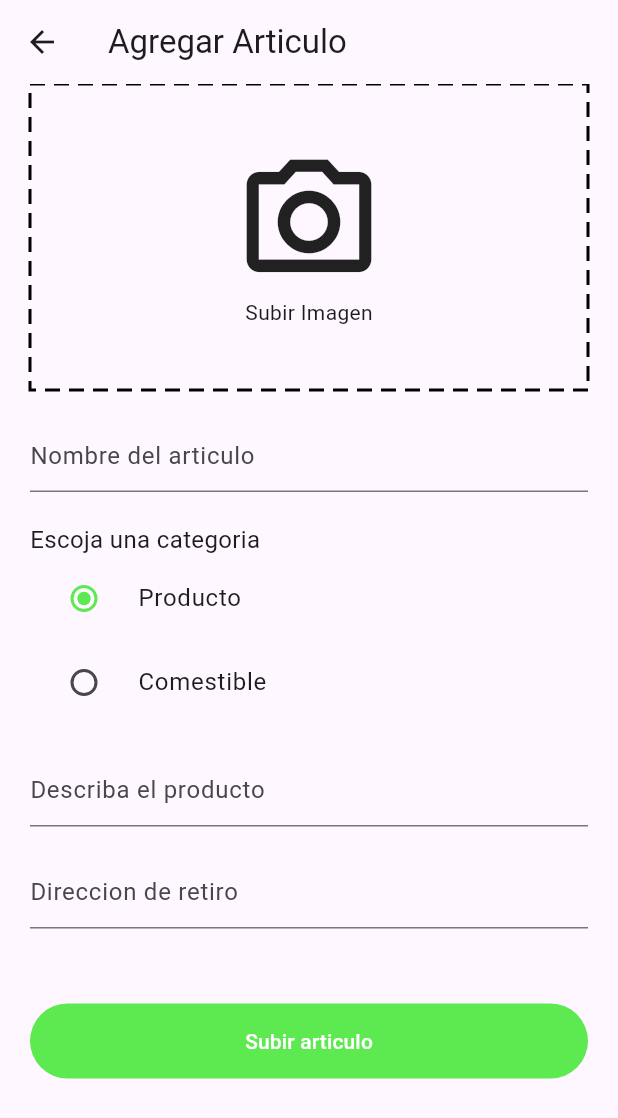
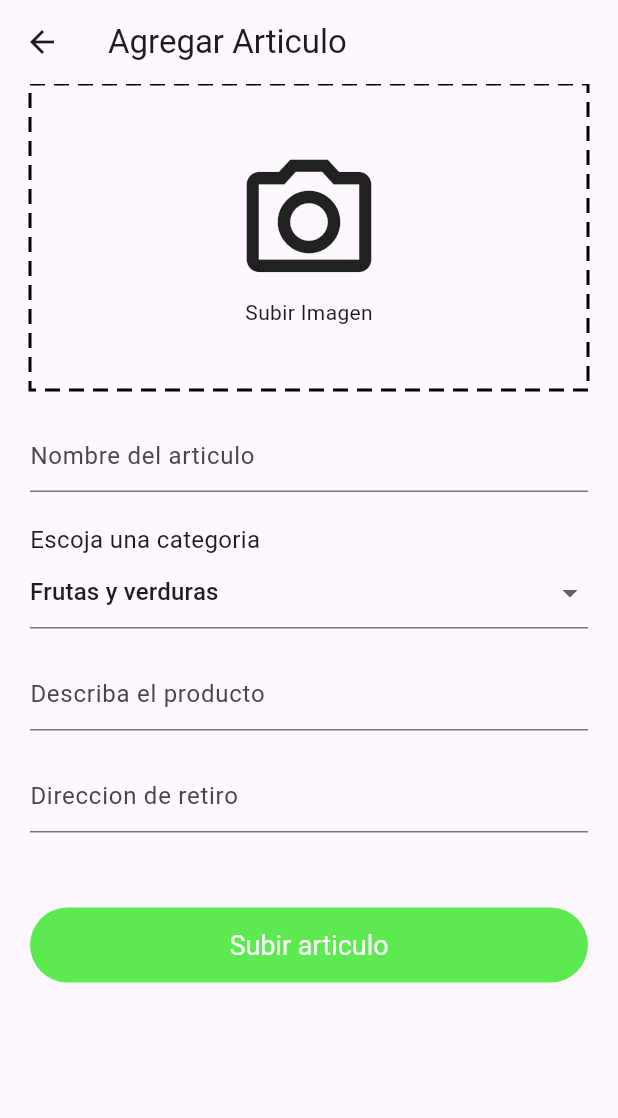
Before and after one commit to PitMac/segunda-oportunidad, a Flutter app: the NewProductScreen screen opened directly, on a phone screen of 412 x 824 dp. Shown: the top 1118 px of the screen. Run offline on Flutter 3.47's test engine with Material 2 defaults, Android fonts, the phone set to English and light mode, and no system bars; drawn by our look-alikes of dotted_border; our stand-ins replace cloud_firestore, firebase_core, flutter_hooks, image_picker; accounts and stored records are empty.

Commit message:
Messages & Category

```diff
--- a/lib/screens/new_product_screen.dart
+++ b/lib/screens/new_product_screen.dart
@@ -1,24 +1,33 @@
+import 'dart:io';
+
 import 'package:dotted_border/dotted_border.dart';
 import 'package:flutter/material.dart';
 import 'package:flutter_hooks/flutter_hooks.dart';
+import 'package:image_picker/image_picker.dart';
 import 'package:provider/provider.dart';
 import 'package:segunda_oportu/provider/product_provider.dart';
-import 'package:segunda_oportu/screens/success_product_screen.dart';
+import 'package:segunda_oportu/widgets/consts.dart';
 import 'package:segunda_oportu/widgets/style_widgets.dart';
-
-enum TypeProduct { producto, comestible }
 
 class NewProductScreen extends HookWidget {
   const NewProductScreen({Key? key}) : super(key: key);
 
   @override
   Widget build(BuildContext context) {
-    final product = useState(TypeProduct.producto);
-
     final nombreController = useTextEditingController();
     final descripcionController = useTextEditingController();
+    final selectedImage = useState<File?>(null);
+    final selectedCategory = useState<String>("Frutas");
 
     final productProvider = Provider.of<ProductProvider>(context);
+
+    Future pickImageFromGallery() async {
+      final returnedImage =
+          await ImagePicker().pickImage(source: ImageSource.gallery);
+      if (returnedImage != null) {
+        selectedImage.value = File(returnedImage.path);
+      }
+    }
 
     return Scaffold(
       appBar: AppBar(
@@ -32,7 +41,21 @@ class NewProductScreen extends HookWidget {
           child: Column(
             crossAxisAlignment: CrossAxisAlignment.start,
             children: [
-              DottedBorder(
+              GestureDetector(
+                onTap: () {
+                  pickImageFromGallery();
+                },
+                child: selectedImage.value != null
+                    ? SizedBox(
+                        height: 300,
+                        width: double.infinity,
+                        child: Image.file(
+                          selectedImage.value!,
+                          fit: BoxFit.cover,
+                        ),
+                      )
+                    : DottedBorder(
+                        radius: const Radius.circular(50),
                         color: Colors.black, //color of dotted/dash line
                         strokeWidth: 2, //thickness of dash/dots
                         dashPattern: const [10, 6],
@@ -48,6 +71,7 @@ class NewProductScreen extends HookWidget {
                           ),
                         ),
                       ),
+              ),
               const SizedBox(height: 20),
               TextField(
                 decoration: inputDecoration('Nombre del articulo'),
@@ -58,23 +82,20 @@ class NewProductScreen extends HookWidget {
                 'Escoja una categoria',
                 style: TextStyle(fontSize: 16),
               ),
-              RadioListTile(
-                value: TypeProduct.producto,
-                groupValue: product.value,
-                activeColor: greenColor,
+              DropdownButtonFormField(
+                decoration: inputDecoration(null),
+                value: categoryMap.entries
+                    .firstWhere((element) => element.value == "Frutas")
+                    .value,
+                items: categoryMap.entries.map((item) {
+                  return DropdownMenuItem(
+                    value: item.value,
+                    child: Text(item.key),
+                  );
+                }).toList(),
                 onChanged: (value) {
-                  product.value = value!;
+                  selectedCategory.value = value!;
                 },
-                title: const Text('Producto'),
-              ),
-              RadioListTile(
-                value: TypeProduct.comestible,
-                groupValue: product.value,
-                activeColor: greenColor,
-                onChanged: (value) {
-                  product.value = value!;
-                },
-                title: const Text('Comestible'),
               ),
               const SizedBox(height: 20),
               TextField(
@@ -92,15 +113,15 @@ class NewProductScreen extends HookWidget {
                   ElevatedButton(
                     style: buttonStyle,
                     onPressed: () {
-                      // productProvider.sendProduct(nombreController.text,
-                      //     descripcionController.text, product.value);
-                      Navigator.pushAndRemoveUntil(
-                        context,
-                        MaterialPageRoute(
-                          builder: (context) => const SuccessProductScreen(),
-                        ),
-                        (Route<dynamic> route) => false,
-                      );
+                      productProvider.sendProduct(nombreController.text,
+                          descripcionController.text, selectedCategory.value);
+                      // Navigator.pushAndRemoveUntil(
+                      //   context,
+                      //   MaterialPageRoute(
+                      //     builder: (context) => const SuccessProductScreen(),
+                      //   ),
+                      //   (Route<dynamic> route) => false,
+                      // );
                     },
                     child: const Text(
                       'Subir articulo',
--- a/lib/screens/profile_screen.dart
+++ b/lib/screens/profile_screen.dart
@@ -35,7 +35,7 @@ class ProfileScreen extends HookWidget {
                 ),
               ),
               const Text(
-                'Sobre ti',
+                'Sobre mi',
                 style: TextStyle(fontSize: 16),
               ),
               TextField(
--- /dev/null
+++ b/lib/widgets/consts.dart
@@ -0,0 +1,11 @@
+Map<String, String> categoryMap = {
+  "Frutas y verduras": "Frutas",
+  "Productos básicos": "Basicos",
+  "Productos lácteos": "Lacteos",
+  "Carnes y proteínas": "Carnes",
+  "Ropa y calzado": "Ropa",
+  "Artículos para el Hogar.": "Hogar",
+  "Material Escolar": "Escolar",
+  "Artículos para bebés": "Bebes",
+  "Electrónicos y tecnológicos": "Tecnologia"
+};
--- a/lib/widgets/style_widgets.dart
+++ b/lib/widgets/style_widgets.dart
@@ -4,6 +4,9 @@ Color greenColor = const Color.fromARGB(255, 93, 234, 80);
 
 ButtonStyle buttonStyle = ButtonStyle(
   elevation: MaterialStateProperty.resolveWith((states) => 0),
+  textStyle: MaterialStateProperty.resolveWith((states) => const TextStyle(
+        fontSize: 18,
+      )),
   backgroundColor: MaterialStateColor.resolveWith((states) => greenColor),
   minimumSize: MaterialStateProperty.resolveWith(
     (states) => const Size(20, 50),
--- a/pubspec.yaml
+++ b/pubspec.yaml
@@ -35,6 +35,7 @@ dependencies:
   flutter:
     sdk: flutter
   flutter_hooks: ^0.19.0
+  image_picker: ^1.0.1
   provider: ^6.0.5
 
 dev_dependencies:
```
Also changed, not shown: lib/provider/product_provider.dart (+4 -11 lines), lib/screens/home_list_screen.dart (+20 -16 lines), lib/screens/message_screen.dart (added, +75 -0 lines), lib/screens/messages_screen.dart (+45 -2 lines), pubspec.lock, 5 other files. Lines whose indentation alone changed are shown as unchanged.
